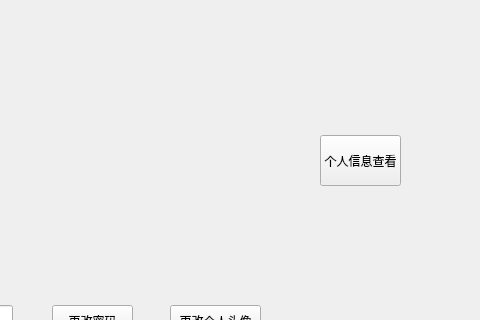
The window that studentview.ui (etoile-lune/studentside) describes before a commit, drawn with Qt 5; both pictures show x 320 to 800 and y 125 to 445 of the 800 by 600 pixel window.
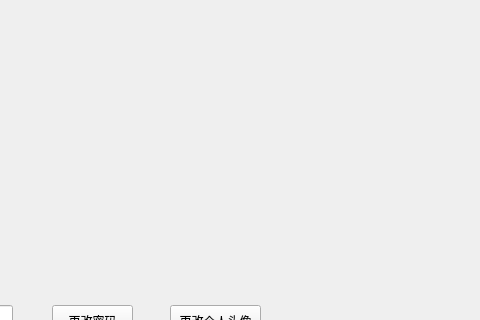
The same window after the commit.

Commit message: zct_over1

```diff
--- a/studentview.ui
+++ b/studentview.ui
@@ -13,19 +13,6 @@
   <property name="windowTitle">
    <string>Form</string>
   </property>
-  <widget class="QPushButton" name="StuInfoBtn">
-   <property name="geometry">
-    <rect>
-     <x>640</x>
-     <y>260</y>
-     <width>81</width>
-     <height>51</height>
-    </rect>
-   </property>
-   <property name="text">
-    <string>个人信息查看</string>
-   </property>
-  </widget>
   <widget class="QPushButton" name="PasswordBtn">
    <property name="geometry">
     <rect>
```
The commit also changes 2 other files.
